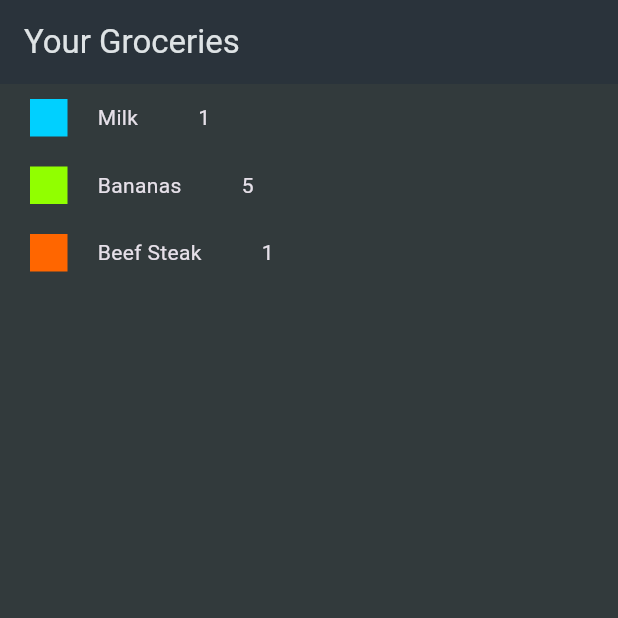
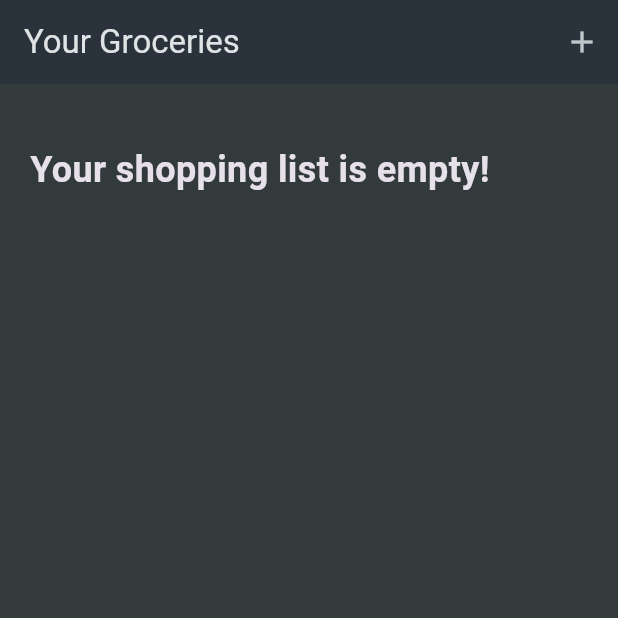
Before and after one commit to baltsaros/shopping_list, a Flutter app: the screen it shows after launch, on a phone screen of 412 x 824 dp, the top half of it. Run offline on Flutter 3.47's test engine with Material 3 defaults, Android fonts, the phone set to English and light mode, and no system bars.

Commit message:
now can add products and remove them from the list

```diff
--- a/lib/main.dart
+++ b/lib/main.dart
@@ -1,5 +1,5 @@
 import 'package:flutter/material.dart';
-import 'package:shopping_list/screens/grocery_list.dart';
+import 'package:shopping_list/widgets/grocery_list.dart';
 
 void main() {
   runApp(const MyApp());
--- a/lib/screens/grocery_list.dart
+++ /dev/null
@@ -1,25 +0,0 @@
-import 'package:flutter/material.dart';
-import 'package:shopping_list/data/dummy_items.dart';
-import 'package:shopping_list/models/grocery_item.dart';
-import 'package:shopping_list/widgets/grocery.dart';
-
-class GroceryList extends StatelessWidget {
-  const GroceryList({super.key});
-
-  @override
-  Widget build(BuildContext context) {
-    final List<GroceryItem> groceries = groceryItems;
-    return Scaffold(
-      appBar: AppBar(
-        title: const Text('Your Groceries'),
-      ),
-      body: ListView.builder(
-        itemCount: groceries.length,
-        itemBuilder: (ctx, i) => Dismissible(
-          key: ValueKey(groceries[i]),
-          child: Grocery(grocery: groceries[i]),
-        ),
-      ),
-    );
-  }
-}
--- /dev/null
+++ b/lib/widgets/grocery_list.dart
@@ -0,0 +1,87 @@
+import 'package:flutter/material.dart';
+import 'package:shopping_list/models/grocery_item.dart';
+import 'package:shopping_list/widgets/new_item.dart';
+
+class GroceryList extends StatefulWidget {
+  const GroceryList({super.key});
+
+  @override
+  State<GroceryList> createState() => _GroceryListState();
+}
+
+class _GroceryListState extends State<GroceryList> {
+  final List<GroceryItem> _groceryItems = [];
+
+  void _addItem() async {
+    final newItem = await Navigator.of(context).push<GroceryItem>(
+      MaterialPageRoute(
+        builder: (ctx) => const NewItem(),
+      ),
+    );
+    if (newItem == null) {
+      return;
+    }
+    setState(() {
+      _groceryItems.add(newItem);
+    });
+  }
+
+  void _removeItem(GroceryItem item) {
+    setState(() {
+      _groceryItems.remove(item);
+    });
+  }
+
+  @override
+  Widget build(BuildContext context) {
+    return Scaffold(
+      appBar: AppBar(
+        title: const Text('Your Groceries'),
+        actions: [
+          IconButton(
+            onPressed: _addItem,
+            icon: const Icon(Icons.add),
+          ),
+        ],
+      ),
+      body: _groceryItems.isEmpty
+          ? const Column(
+              crossAxisAlignment: CrossAxisAlignment.center,
+              children: [
+                Padding(
+                  padding: EdgeInsets.symmetric(
+                    vertical: 40,
+                    horizontal: 20,
+                  ),
+                  child: Text(
+                    'Your shopping list is empty!',
+                    style: TextStyle(
+                      fontSize: 24,
+                      fontWeight: FontWeight.bold,
+                    ),
+                  ),
+                ),
+              ],
+            )
+          : ListView.builder(
+              itemCount: _groceryItems.length,
+              itemBuilder: (ctx, i) => Dismissible(
+                key: ValueKey(_groceryItems[i].id),
+                onDismissed: (direction) {
+                  _removeItem(_groceryItems[i]);
+                },
+                child: ListTile(
+                  key: ValueKey(_groceryItems[i]),
+                  title: Text(_groceryItems[i].name),
+                  leading: Container(
+                    height: 25,
+                    width: 25,
+                    color: _groceryItems[i].category.color,
+                  ),
+                  trailing: Text(_groceryItems[i].quantity.toString()),
+                ),
+              ),
+            ),
+    );
+  }
+}
```
Also changed, not shown: lib/widgets/new_item.dart (added, +148 -0 lines).
